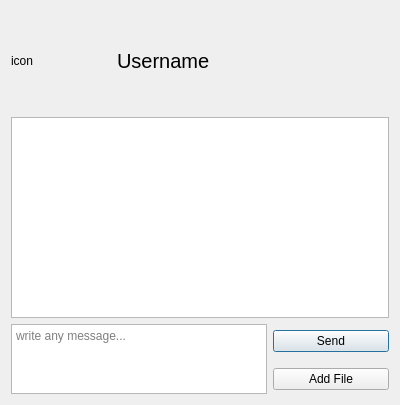
The window that Components/Dialogs/chatdialog.ui (saeedsamimi/InLink) describes before a commit, drawn with Qt 5.
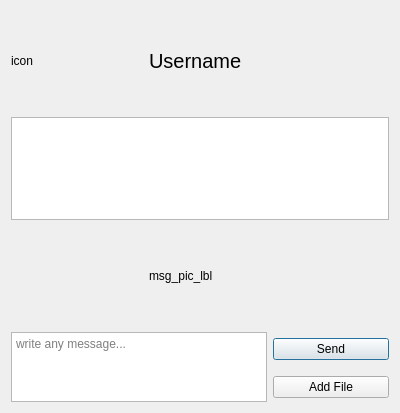
The same window after the commit.

What changed in the file:
```diff
--- a/Components/Dialogs/chatdialog.ui
+++ b/Components/Dialogs/chatdialog.ui
@@ -7,50 +7,11 @@
     <x>0</x>
     <y>0</y>
     <width>400</width>
-    <height>405</height>
+    <height>413</height>
    </rect>
   </property>
-  <layout class="QGridLayout" name="gridLayout" rowstretch="1,0,0,0">
-   <item row="2" column="2">
-    <widget class="QPushButton" name="sendBtn">
-     <property name="text">
-      <string>Send</string>
-     </property>
-    </widget>
-   </item>
-   <item row="0" column="0">
-    <widget class="QLabel" name="icon_lbl">
-     <property name="sizePolicy">
-      <sizepolicy hsizetype="Fixed" vsizetype="Fixed">
-       <horstretch>0</horstretch>
-       <verstretch>0</verstretch>
-      </sizepolicy>
-     </property>
-     <property name="minimumSize">
-      <size>
-       <width>100</width>
-       <height>100</height>
-      </size>
-     </property>
-     <property name="maximumSize">
-      <size>
-       <width>100</width>
-       <height>100</height>
-      </size>
-     </property>
-     <property name="text">
-      <string>icon</string>
-     </property>
-    </widget>
-   </item>
-   <item row="3" column="2">
-    <widget class="QPushButton" name="addFileBtn">
-     <property name="text">
-      <string>Add File</string>
-     </property>
-    </widget>
-   </item>
-   <item row="2" column="0" rowspan="2" colspan="2">
+  <layout class="QGridLayout" name="gridLayout" rowstretch="1,15,1,1,1">
+   <item row="3" column="0" rowspan="2" colspan="2">
     <widget class="QTextEdit" name="chat_box">
      <property name="sizePolicy">
       <sizepolicy hsizetype="Minimum" vsizetype="Preferred">
@@ -63,9 +24,6 @@
      </property>
     </widget>
    </item>
-   <item row="1" column="0" colspan="3">
-    <widget class="QListWidget" name="messages_lbl"/>
-   </item>
    <item row="0" column="1" colspan="2">
     <widget class="QLabel" name="username_lbl">
      <property name="font">
@@ -78,6 +36,77 @@
      </property>
     </widget>
    </item>
+   <item row="1" column="0" colspan="3">
+    <widget class="QListWidget" name="messages_lbl">
+     <property name="verticalScrollMode">
+      <enum>QAbstractItemView::ScrollPerPixel</enum>
+     </property>
+    </widget>
+   </item>
+   <item row="0" column="0">
+    <widget class="QLabel" name="icon_lbl">
+     <property name="sizePolicy">
+      <sizepolicy hsizetype="Fixed" vsizetype="Fixed">
+       <horstretch>0</horstretch>
+       <verstretch>0</verstretch>
+      </sizepolicy>
+     </property>
+     <property name="minimumSize">
+      <size>
+       <width>100</width>
+       <height>100</height>
+      </size>
+     </property>
+     <property name="maximumSize">
+      <size>
+       <width>100</width>
+       <height>100</height>
+      </size>
+     </property>
+     <property name="text">
+      <string>icon</string>
+     </property>
+    </widget>
+   </item>
+   <item row="3" column="2">
+    <widget class="QPushButton" name="sendBtn">
+     <property name="text">
+      <string>Send</string>
+     </property>
+    </widget>
+   </item>
+   <item row="4" column="2">
+    <widget class="QPushButton" name="addFileBtn">
+     <property name="text">
+      <string>Add File</string>
+     </property>
+    </widget>
+   </item>
+   <item row="2" column="1">
+    <widget class="QLabel" name="msg_pic_lbl">
+     <property name="sizePolicy">
+      <sizepolicy hsizetype="Fixed" vsizetype="Fixed">
+       <horstretch>0</horstretch>
+       <verstretch>0</verstretch>
+      </sizepolicy>
+     </property>
+     <property name="minimumSize">
+      <size>
+       <width>100</width>
+       <height>100</height>
+      </size>
+     </property>
+     <property name="maximumSize">
+      <size>
+       <width>100</width>
+       <height>100</height>
+      </size>
+     </property>
+     <property name="text">
+      <string>msg_pic_lbl</string>
+     </property>
+    </widget>
+   </item>
   </layout>
  </widget>
  <resources/>
```
